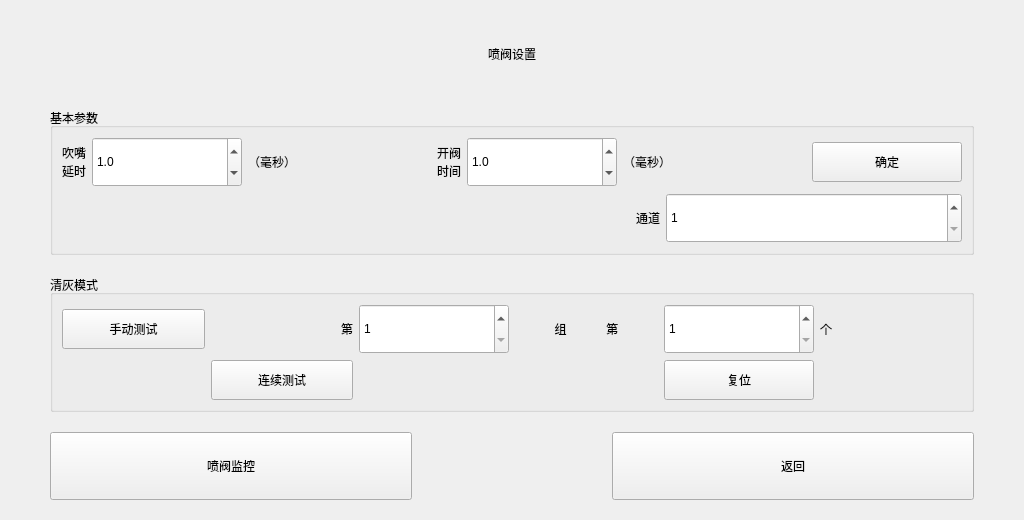
Before: the Qt Designer form forms/formvalvetest.ui in zhoutl1106/pjt2, drawn with Qt 5.
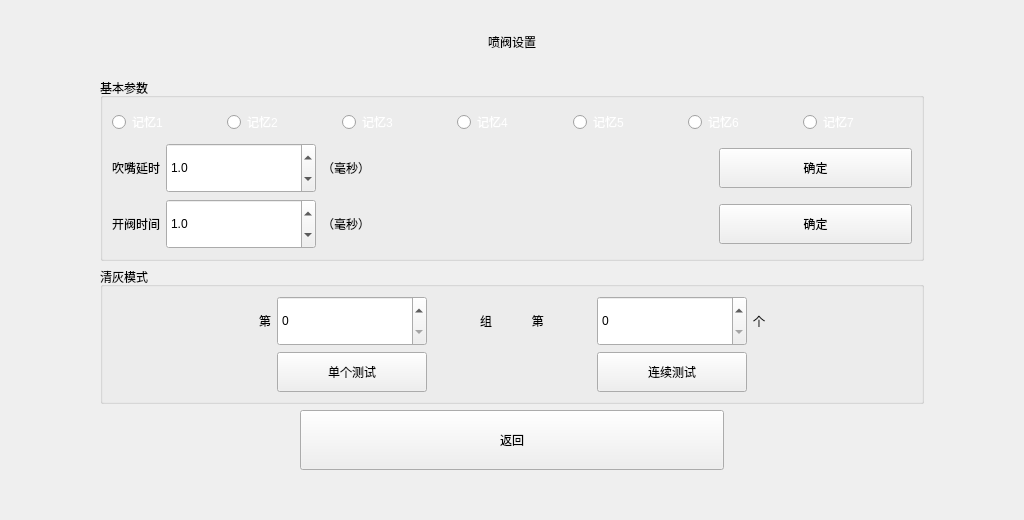
After: the same form once the commit is applied. Icons and pictures are not drawn.

The edit to the form file:
```diff
--- a/forms/formvalvetest.ui
+++ b/forms/formvalvetest.ui
@@ -14,20 +14,14 @@
    <string>Form</string>
   </property>
   <layout class="QVBoxLayout" name="verticalLayout_2">
-   <property name="spacing">
-    <number>20</number>
-   </property>
    <property name="leftMargin">
-    <number>50</number>
-   </property>
-   <property name="topMargin">
-    <number>20</number>
+    <number>100</number>
    </property>
    <property name="rightMargin">
-    <number>50</number>
+    <number>100</number>
    </property>
    <property name="bottomMargin">
-    <number>20</number>
+    <number>50</number>
    </property>
    <item>
     <widget class="QLabel" name="label">
@@ -57,6 +51,260 @@
       <item>
        <layout class="QHBoxLayout" name="horizontalLayout_2">
         <item>
+         <widget class="QRadioButton" name="radioButton_1">
+          <property name="sizePolicy">
+           <sizepolicy hsizetype="Minimum" vsizetype="Preferred">
+            <horstretch>0</horstretch>
+            <verstretch>0</verstretch>
+           </sizepolicy>
+          </property>
+          <property name="minimumSize">
+           <size>
+            <width>0</width>
+            <height>30</height>
+           </size>
+          </property>
+          <property name="styleSheet">
+           <string notr="true">
+QRadioButton:checked
+{
+color: rgb(255, 255, 255);
+	border-image: url(:/image/btnR.png);
+}
+
+QRadioButton:unchecked
+{
+color: rgb(255, 255, 255);
+	border-image: url(:/image/btnG.png);
+}</string>
+          </property>
+          <property name="text">
+           <string>记忆1</string>
+          </property>
+         </widget>
+        </item>
+        <item>
+         <widget class="QRadioButton" name="radioButton_2">
+          <property name="sizePolicy">
+           <sizepolicy hsizetype="Minimum" vsizetype="Preferred">
+            <horstretch>0</horstretch>
+            <verstretch>0</verstretch>
+           </sizepolicy>
+          </property>
+          <property name="minimumSize">
+           <size>
+            <width>0</width>
+            <height>30</height>
+           </size>
+          </property>
+          <property name="styleSheet">
+           <string notr="true">
+QRadioButton:checked
+{
+color: rgb(255, 255, 255);
+	border-image: url(:/image/btnR.png);
+}
+
+QRadioButton:unchecked
+{
+color: rgb(255, 255, 255);
+	border-image: url(:/image/btnG.png);
+}</string>
+          </property>
+          <property name="text">
+           <string>记忆2</string>
+          </property>
+         </widget>
+        </item>
+        <item>
+         <widget class="QRadioButton" name="radioButton_3">
+          <property name="sizePolicy">
+           <sizepolicy hsizetype="Minimum" vsizetype="Preferred">
+            <horstretch>0</horstretch>
+            <verstretch>0</verstretch>
+           </sizepolicy>
+          </property>
+          <property name="minimumSize">
+           <size>
+            <width>0</width>
+            <height>30</height>
+           </size>
+          </property>
+          <property name="styleSheet">
+           <string notr="true">
+QRadioButton:checked
+{
+color: rgb(255, 255, 255);
+	border-image: url(:/image/btnR.png);
+}
+
+QRadioButton:unchecked
+{
+color: rgb(255, 255, 255);
+	border-image: url(:/image/btnG.png);
+}</string>
+          </property>
+          <property name="text">
+           <string>记忆3</string>
+          </property>
+         </widget>
+        </item>
+        <item>
+         <widget class="QRadioButton" name="radioButton_4">
+          <property name="sizePolicy">
+           <sizepolicy hsizetype="Minimum" vsizetype="Preferred">
+            <horstretch>0</horstretch>
+            <verstretch>0</verstretch>
+           </sizepolicy>
+          </property>
+          <property name="minimumSize">
+           <size>
+            <width>0</width>
+            <height>30</height>
+           </size>
+          </property>
+          <property name="styleSheet">
+           <string notr="true">
+QRadioButton:checked
+{
+color: rgb(255, 255, 255);
+	border-image: url(:/image/btnR.png);
+}
+
+QRadioButton:unchecked
+{
+color: rgb(255, 255, 255);
+	border-image: url(:/image/btnG.png);
+}</string>
+          </property>
+          <property name="text">
+           <string>记忆4</string>
+          </property>
+         </widget>
+        </item>
+        <item>
+         <widget class="QRadioButton" name="radioButton_5">
+          <property name="sizePolicy">
+           <sizepolicy hsizetype="Minimum" vsizetype="Preferred">
+            <horstretch>0</horstretch>
+            <verstretch>0</verstretch>
+           </sizepolicy>
+          </property>
+          <property name="minimumSize">
+           <size>
+            <width>0</width>
+            <height>30</height>
+           </size>
+          </property>
+          <property name="styleSheet">
+           <string notr="true">
+QRadioButton:checked
+{
+color: rgb(255, 255, 255);
+	border-image: url(:/image/btnR.png);
+}
+
+QRadioButton:unchecked
+{
+color: rgb(255, 255, 255);
+	border-image: url(:/image/btnG.png);
+}</string>
+          </property>
+          <property name="text">
+           <string>记忆5</string>
+          </property>
+         </widget>
+        </item>
+        <item>
+         <widget class="QRadioButton" name="radioButton_6">
+          <property name="sizePolicy">
+           <sizepolicy hsizetype="Minimum" vsizetype="Preferred">
+            <horstretch>0</horstretch>
+            <verstretch>0</verstretch>
+           </sizepolicy>
+          </property>
+          <property name="minimumSize">
+           <size>
+            <width>0</width>
+            <height>30</height>
+           </size>
+          </property>
+          <property name="styleSheet">
+           <string notr="true">
+QRadioButton:checked
+{
+color: rgb(255, 255, 255);
+	border-image: url(:/image/btnR.png);
+}
+
+QRadioButton:unchecked
+{
+color: rgb(255, 255, 255);
+	border-image: url(:/image/btnG.png);
+}</string>
+          </property>
+          <property name="text">
+           <string>记忆6</string>
+          </property>
+         </widget>
+        </item>
+        <item>
+         <widget class="QRadioButton" name="radioButton_7">
+          <property name="sizePolicy">
+           <sizepolicy hsizetype="Minimum" vsizetype="Preferred">
+            <horstretch>0</horstretch>
+            <verstretch>0</verstretch>
+           </sizepolicy>
+          </property>
+          <property name="minimumSize">
+           <size>
+            <width>0</width>
+            <height>30</height>
+           </size>
+          </property>
+          <property name="styleSheet">
+           <string notr="true">
+QRadioButton:checked
+{
+color: rgb(255, 255, 255);
+	border-image: url(:/image/btnR.png);
+}
+
+QRadioButton:unchecked
+{
+color: rgb(255, 255, 255);
+	border-image: url(:/image/btnG.png);
+}</string>
+          </property>
+          <property name="text">
+           <string>记忆7</string>
+          </property>
+         </widget>
+        </item>
+       </layout>
+      </item>
+      <item>
+       <layout class="QGridLayout" name="gridLayout_2">
+        <item row="0" column="5">
+         <widget class="QToolButton" name="toolButton_OK">
+          <property name="sizePolicy">
+           <sizepolicy hsizetype="Preferred" vsizetype="Fixed">
+            <horstretch>0</horstretch>
+            <verstretch>0</verstretch>
+           </sizepolicy>
+          </property>
+          <property name="minimumSize">
+           <size>
+            <width>150</width>
+            <height>40</height>
+           </size>
+          </property>
+          <property name="text">
+           <string>确定</string>
+          </property>
+         </widget>
+        </item>
+        <item row="0" column="0">
          <widget class="QLabel" name="label_6">
           <property name="sizePolicy">
            <sizepolicy hsizetype="Fixed" vsizetype="Preferred">
@@ -65,12 +313,11 @@
            </sizepolicy>
           </property>
           <property name="text">
-           <string>吹嘴
-延时</string>
+           <string>吹嘴延时</string>
           </property>
          </widget>
         </item>
-        <item>
+        <item row="0" column="1">
          <widget class="QDoubleSpinBox" name="doubleSpinBox_delay">
           <property name="sizePolicy">
            <sizepolicy hsizetype="Fixed" vsizetype="Fixed">
@@ -90,6 +337,9 @@
           <property name="decimals">
            <number>1</number>
           </property>
+          <property name="minimum">
+           <double>0.100000000000000</double>
+          </property>
           <property name="maximum">
            <double>99.900000000000006</double>
           </property>
@@ -101,10 +351,10 @@
           </property>
          </widget>
         </item>
-        <item>
+        <item row="0" column="2">
          <widget class="QLabel" name="label_9">
           <property name="sizePolicy">
-           <sizepolicy hsizetype="Expanding" vsizetype="Preferred">
+           <sizepolicy hsizetype="Preferred" vsizetype="Preferred">
             <horstretch>0</horstretch>
             <verstretch>0</verstretch>
            </sizepolicy>
@@ -114,7 +364,7 @@
           </property>
          </widget>
         </item>
-        <item>
+        <item row="1" column="0">
          <widget class="QLabel" name="label_11">
           <property name="sizePolicy">
            <sizepolicy hsizetype="Fixed" vsizetype="Preferred">
@@ -123,12 +373,11 @@
            </sizepolicy>
           </property>
           <property name="text">
-           <string>开阀
-时间</string>
+           <string>开阀时间</string>
           </property>
          </widget>
         </item>
-        <item>
+        <item row="1" column="1">
          <widget class="QDoubleSpinBox" name="doubleSpinBox_pulseWidth">
           <property name="sizePolicy">
            <sizepolicy hsizetype="Fixed" vsizetype="Fixed">
@@ -162,10 +411,10 @@
           </property>
          </widget>
         </item>
-        <item>
+        <item row="1" column="2">
          <widget class="QLabel" name="label_12">
           <property name="sizePolicy">
-           <sizepolicy hsizetype="Expanding" vsizetype="Preferred">
+           <sizepolicy hsizetype="Preferred" vsizetype="Preferred">
             <horstretch>0</horstretch>
             <verstretch>0</verstretch>
            </sizepolicy>
@@ -175,30 +424,7 @@
           </property>
          </widget>
         </item>
-        <item>
-         <widget class="QToolButton" name="toolButton_OK">
-          <property name="sizePolicy">
-           <sizepolicy hsizetype="Preferred" vsizetype="Fixed">
-            <horstretch>0</horstretch>
-            <verstretch>0</verstretch>
-           </sizepolicy>
-          </property>
-          <property name="minimumSize">
-           <size>
-            <width>150</width>
-            <height>40</height>
-           </size>
-          </property>
-          <property name="text">
-           <string>确定</string>
-          </property>
-         </widget>
-        </item>
-       </layout>
-      </item>
-      <item>
-       <layout class="QHBoxLayout" name="horizontalLayout">
-        <item>
+        <item row="0" column="3">
          <widget class="QWidget" name="widgetCamera" native="true">
           <property name="sizePolicy">
            <sizepolicy hsizetype="Preferred" vsizetype="Preferred">
@@ -208,47 +434,38 @@
           </property>
          </widget>
         </item>
-        <item>
-         <widget class="QLabel" name="label_2">
-          <property name="sizePolicy">
-           <sizepolicy hsizetype="Preferred" vsizetype="Preferred">
-            <horstretch>0</horstretch>
-            <verstretch>0</verstretch>
-           </sizepolicy>
+        <item row="1" column="3">
+         <spacer name="verticalSpacer">
+          <property name="orientation">
+           <enum>Qt::Vertical</enum>
           </property>
-          <property name="minimumSize">
+          <property name="sizeType">
+           <enum>QSizePolicy::Fixed</enum>
+          </property>
+          <property name="sizeHint" stdset="0">
            <size>
-            <width>0</width>
-            <height>50</height>
+            <width>20</width>
+            <height>40</height>
            </size>
           </property>
-          <property name="text">
-           <string>通道</string>
-          </property>
-          <property name="alignment">
-           <set>Qt::AlignRight|Qt::AlignTrailing|Qt::AlignVCenter</set>
-          </property>
-         </widget>
+         </spacer>
         </item>
-        <item>
-         <widget class="QSpinBox" name="spinBoxChannel">
+        <item row="1" column="5">
+         <widget class="QToolButton" name="toolButton_OK_2">
           <property name="sizePolicy">
-           <sizepolicy hsizetype="Minimum" vsizetype="Fixed">
+           <sizepolicy hsizetype="Preferred" vsizetype="Fixed">
             <horstretch>0</horstretch>
             <verstretch>0</verstretch>
            </sizepolicy>
           </property>
           <property name="minimumSize">
            <size>
-            <width>0</width>
-            <height>50</height>
+            <width>150</width>
+            <height>40</height>
            </size>
           </property>
-          <property name="minimum">
-           <number>1</number>
-          </property>
-          <property name="maximum">
-           <number>7</number>
+          <property name="text">
+           <string>确定</string>
           </property>
          </widget>
         </item>
@@ -266,25 +483,6 @@
       <string>清灰模式</string>
      </property>
      <layout class="QGridLayout" name="gridLayout">
-      <item row="0" column="0">
-       <widget class="QToolButton" name="toolButton_singleTest">
-        <property name="sizePolicy">
-         <sizepolicy hsizetype="Preferred" vsizetype="Fixed">
-          <horstretch>0</horstretch>
-          <verstretch>0</verstretch>
-         </sizepolicy>
-        </property>
-        <property name="minimumSize">
-         <size>
-          <width>0</width>
-          <height>40</height>
-         </size>
-        </property>
-        <property name="text">
-         <string>手动测试</string>
-        </property>
-       </widget>
-      </item>
       <item row="0" column="1">
        <widget class="QLabel" name="label_3">
         <property name="sizePolicy">
@@ -319,10 +517,10 @@
          <string notr="true"/>
         </property>
         <property name="minimum">
-         <number>1</number>
+         <number>0</number>
         </property>
         <property name="maximum">
-         <number>14</number>
+         <number>15</number>
         </property>
        </widget>
       </item>
@@ -360,10 +558,10 @@
          <string notr="true"/>
         </property>
         <property name="minimum">
-         <number>1</number>
+         <number>0</number>
         </property>
         <property name="maximum">
-         <number>64</number>
+         <number>65</number>
         </property>
        </widget>
       </item>
@@ -380,7 +578,26 @@
         </property>
        </widget>
       </item>
-      <item row="1" column="1">
+      <item row="1" column="2">
+       <widget class="QToolButton" name="toolButton_singleTest">
+        <property name="sizePolicy">
+         <sizepolicy hsizetype="Preferred" vsizetype="Fixed">
+          <horstretch>0</horstretch>
+          <verstretch>0</verstretch>
+         </sizepolicy>
+        </property>
+        <property name="minimumSize">
+         <size>
+          <width>0</width>
+          <height>40</height>
+         </size>
+        </property>
+        <property name="text">
+         <string>单个测试</string>
+        </property>
+       </widget>
+      </item>
+      <item row="1" column="4">
        <widget class="QToolButton" name="toolButton_autoTest">
         <property name="sizePolicy">
          <sizepolicy hsizetype="Preferred" vsizetype="Fixed">
@@ -399,25 +616,6 @@
         </property>
        </widget>
       </item>
-      <item row="1" column="4">
-       <widget class="QToolButton" name="toolButton_reset">
-        <property name="sizePolicy">
-         <sizepolicy hsizetype="Preferred" vsizetype="Fixed">
-          <horstretch>0</horstretch>
-          <verstretch>0</verstretch>
-         </sizepolicy>
-        </property>
-        <property name="minimumSize">
-         <size>
-          <width>0</width>
-          <height>40</height>
-         </size>
-        </property>
-        <property name="text">
-         <string>复位</string>
-        </property>
-       </widget>
-      </item>
      </layout>
     </widget>
    </item>
@@ -426,19 +624,12 @@
      <property name="spacing">
       <number>200</number>
      </property>
-     <item>
-      <widget class="QToolButton" name="toolButton_valveOn">
-       <property name="sizePolicy">
-        <sizepolicy hsizetype="Preferred" vsizetype="Preferred">
-         <horstretch>0</horstretch>
-         <verstretch>0</verstretch>
-        </sizepolicy>
-       </property>
-       <property name="text">
-        <string>喷阀监控</string>
-       </property>
-      </widget>
-     </item>
+     <property name="leftMargin">
+      <number>200</number>
+     </property>
+     <property name="rightMargin">
+      <number>200</number>
+     </property>
      <item>
       <widget class="QToolButton" name="toolButton">
        <property name="sizePolicy">
```
Left out of the diff: 2 changed lines with no effect on the pictures.
